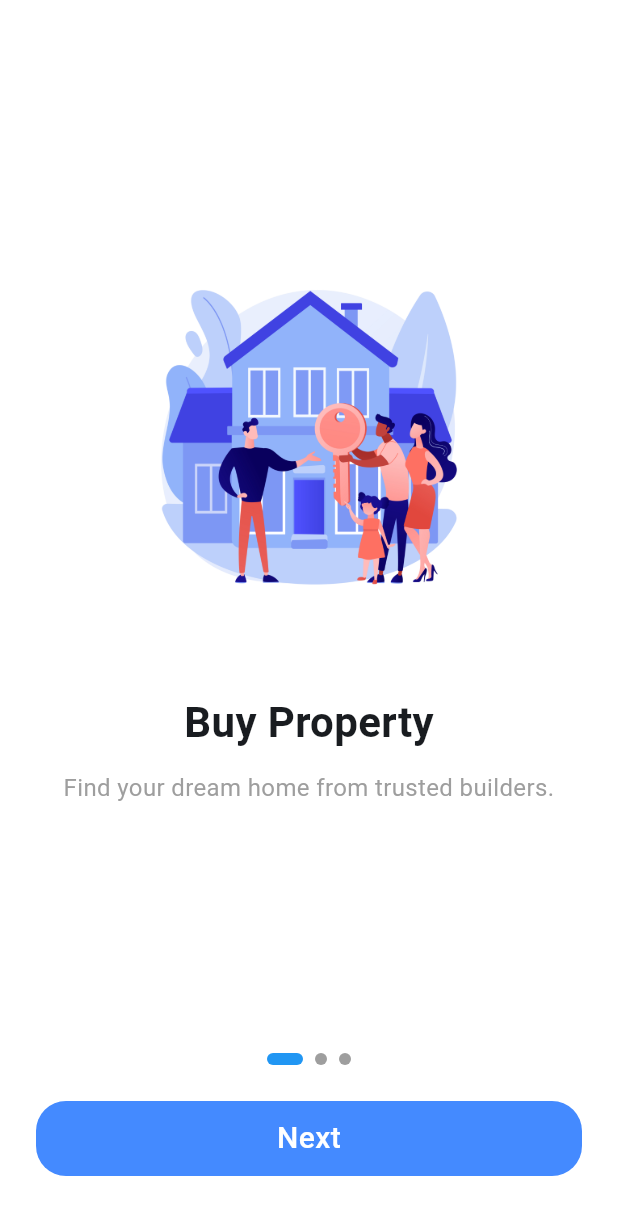
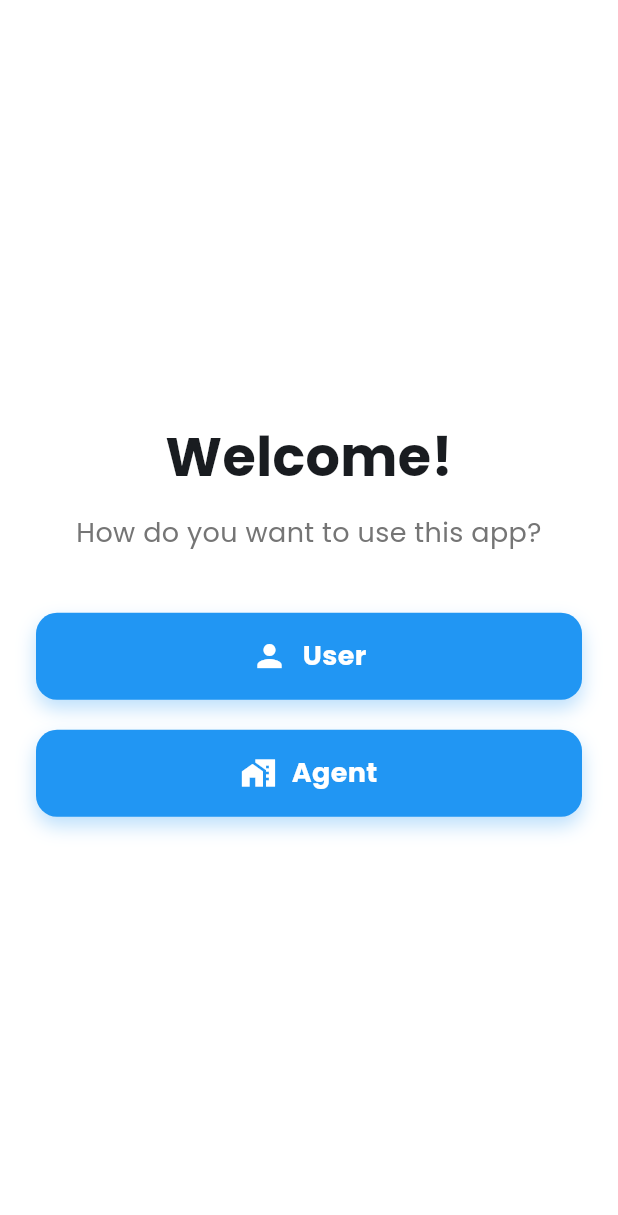
Before and after one commit to kalyanilandage2003/Real-estate-app, a Flutter app: the screen it shows after launch, on a phone screen of 412 x 824 dp. Shown: the top 1215 px of the screen. Run offline on Flutter 3.47's test engine with Material 3 defaults, Android fonts, the phone set to English and light mode, and no system bars; our stand-ins replace cloud_firestore, firebase_auth, firebase_core, google_fonts, shared_preferences; accounts and stored records are empty.

Commit message:
role selection added

```diff
--- a/lib/main.dart
+++ b/lib/main.dart
@@ -1,7 +1,6 @@
 import 'package:firebase_core/firebase_core.dart';
 import 'package:flutter/material.dart';
 import 'package:ghar_for_sale/controller/share_pref.dart';
-import 'package:ghar_for_sale/view/screens/bottom_navigation_screen.dart';
 import 'package:ghar_for_sale/view/screens/splash_screen.dart';
 
 void main() async {
--- a/lib/view/screens/login_screen.dart
+++ b/lib/view/screens/login_screen.dart
@@ -190,7 +190,8 @@ import 'package:ghar_for_sale/widgets/custom_snackbar.dart';
 import 'package:ghar_for_sale/widgets/custom_textfield.dart';
 
 class LoginScreen extends StatefulWidget {
-  const LoginScreen({super.key});
+  final String role;
+  const LoginScreen({super.key, required this.role});
 
   @override
   State<LoginScreen> createState() => _LoginScreenState();
@@ -287,7 +288,8 @@ class _LoginScreenState extends State<LoginScreen> {
                     style: TextStyle(fontSize: 18, color: blueGrey),
                   ),
                   GestureDetector(
-                    onTap: () => goToPush(context, const SignUpScreen()),
+                    onTap: () =>
+                        goToPush(context, const SignUpScreen(role: 'user')),
                     child: Text(
                       "Signup",
                       style: TextStyle(
--- a/lib/view/screens/onboarding_screen.dart
+++ b/lib/view/screens/onboarding_screen.dart
@@ -85,7 +85,9 @@ class _OnboardingScreenState extends State<OnboardingScreen> {
                   if (currentIndex == pages.length - 1) {
                     Navigator.pushReplacement(
                       context,
-                      MaterialPageRoute(builder: (_) => const LoginScreen()),
+                      MaterialPageRoute(
+                        builder: (_) => const LoginScreen(role: 'user'),
+                      ),
                     );
                   } else {
                     _controller.nextPage(
--- /dev/null
+++ b/lib/view/screens/role_selection.dart
@@ -0,0 +1,178 @@
+import 'package:flutter/material.dart';
+import 'package:ghar_for_sale/view/screens/login_screen.dart';
+import 'package:google_fonts/google_fonts.dart';
+
+class RoleSelectionScreen extends StatefulWidget {
+  const RoleSelectionScreen({super.key});
+
+  @override
+  State<RoleSelectionScreen> createState() => _RoleSelectionScreenState();
+}
+
+class _RoleSelectionScreenState extends State<RoleSelectionScreen>
+    with SingleTickerProviderStateMixin {
+  late AnimationController _controller;
+  late Animation<double> _fadeAnimation;
+  late Animation<Offset> _slideAnimation;
+
+  @override
+  void initState() {
+    super.initState();
+    _controller = AnimationController(
+      vsync: this,
+      duration: const Duration(milliseconds: 800),
+    );
+
+    _fadeAnimation = Tween<double>(
+      begin: 0,
+      end: 1,
+    ).animate(CurvedAnimation(parent: _controller, curve: Curves.easeIn));
+
+    _slideAnimation = Tween<Offset>(
+      begin: const Offset(0, 0.2),
+      end: Offset.zero,
+    ).animate(CurvedAnimation(parent: _controller, curve: Curves.easeOut));
+
+    _controller.forward();
+  }
+
+  @override
+  void dispose() {
+    _controller.dispose();
+    super.dispose();
+  }
+
+  @override
+  Widget build(BuildContext context) {
+    return Scaffold(
+      backgroundColor: Colors.white,
+      body: FadeTransition(
+        opacity: _fadeAnimation,
+        child: SlideTransition(
+          position: _slideAnimation,
+          child: Center(
+            child: Padding(
+              padding: const EdgeInsets.all(24),
+              child: Column(
+                mainAxisAlignment: MainAxisAlignment.center,
+                children: [
+                  Text(
+                    "Welcome!",
+                    style: GoogleFonts.poppins(
+                      fontSize: 36,
+                      fontWeight: FontWeight.bold,
+                    ),
+                  ),
+                  const SizedBox(height: 12),
+                  Text(
+                    "How do you want to use this app?",
+                    textAlign: TextAlign.center,
+                    style: GoogleFonts.poppins(
+                      fontSize: 18,
+                      color: Colors.grey[600],
+                    ),
+                  ),
+                  const SizedBox(height: 40),
+
+                  AnimatedRoleButton(
+                    roleName: "User",
+                    icon: Icons.person,
+                    onTap: () {
+                      Navigator.push(
+                        context,
+                        MaterialPageRoute(
+                          builder: (_) => const LoginScreen(role: "User"),
+                        ),
+                      );
+                    },
+                  ),
+
+                  const SizedBox(height: 20),
+
+                  AnimatedRoleButton(
+                    roleName: "Agent",
+                    icon: Icons.home_work,
+                    onTap: () {
+                      Navigator.push(
+                        context,
+                        MaterialPageRoute(
+                          builder: (_) => const LoginScreen(role: "Agent"),
+                        ),
+                      );
+                    },
+                  ),
+                ],
+              ),
+            ),
+          ),
+        ),
+      ),
+    );
+  }
+}
+
+class AnimatedRoleButton extends StatefulWidget {
+  final String roleName;
+  final IconData icon;
+  final VoidCallback onTap;
+
+  const AnimatedRoleButton({
+    super.key,
+    required this.roleName,
+    required this.icon,
+    required this.onTap,
+  });
+
+  @override
+  State<AnimatedRoleButton> createState() => _AnimatedRoleButtonState();
+}
+
+class _AnimatedRoleButtonState extends State<AnimatedRoleButton> {
+  double _scale = 1.0;
+
+  @override
+  Widget build(BuildContext context) {
+    return GestureDetector(
+      onTapDown: (_) => setState(() => _scale = 0.95),
+      onTapUp: (_) {
+        setState(() => _scale = 1.0);
+        widget.onTap();
+      },
+      onTapCancel: () => setState(() => _scale = 1.0),
+      child: AnimatedScale(
+        scale: _scale,
+        duration: const Duration(milliseconds: 150),
+        child: Container(
+          width: double.infinity,
+          padding: const EdgeInsets.symmetric(vertical: 16),
+          decoration: BoxDecoration(
+            color: Colors.blue,
+            borderRadius: BorderRadius.circular(14),
+            boxShadow: [
+              BoxShadow(
+                color: Colors.blue.withOpacity(0.3),
+                blurRadius: 10,
+                offset: const Offset(0, 6),
+              ),
+            ],
+          ),
+          child: Row(
+            mainAxisAlignment: MainAxisAlignment.center,
+            children: [
+              Icon(widget.icon, color: Colors.white),
+              const SizedBox(width: 10),
+              Text(
+                widget.roleName,
+                style: GoogleFonts.poppins(
+                  fontSize: 18,
+                  fontWeight: FontWeight.bold,
+                  color: Colors.white,
+                ),
+              ),
+            ],
+          ),
+        ),
+      ),
+    );
+  }
+}
--- a/lib/view/screens/signup_screen.dart
+++ b/lib/view/screens/signup_screen.dart
@@ -10,7 +10,8 @@ import 'package:ghar_for_sale/widgets/custom_snackbar.dart';
 import 'package:ghar_for_sale/widgets/custom_textfield.dart';
 
 class SignUpScreen extends StatelessWidget {
-  const SignUpScreen({super.key});
+  final String role; // user or guide
+  const SignUpScreen({super.key, required this.role});
 
   @override
   Widget build(BuildContext context) {
@@ -116,7 +117,7 @@ class _UserSignUpTabState extends State<UserSignUpTab> {
           bgColor: green,
         );
 
-        goToPushReplacement(context, LoginScreen());
+        goToPushReplacement(context, LoginScreen(role: 'user'));
       } on FirebaseAuthException catch (error) {
         log(" Error Code: ${error.code}");
         log("Error Message: ${error.message}");
@@ -237,7 +238,8 @@ class _UserSignUpTabState extends State<UserSignUpTab> {
                 style: TextStyle(fontSize: 18, color: blueGrey),
               ),
               GestureDetector(
-                onTap: () => goToPushReplacement(context, LoginScreen()),
+                onTap: () =>
+                    goToPushReplacement(context, LoginScreen(role: 'user')),
                 child: Text(
                   "Login",
                   style: TextStyle(
@@ -356,7 +358,7 @@ class _ArchitectSignUpTabState extends State<ArchitectSignUpTab> {
         eduDegController.clear();
 
         ///Pop the page
-        goToPushReplacement(context, LoginScreen());
+        goToPushReplacement(context, LoginScreen(role: 'agent'));
 
         CustomSnackbar().showCustomSnackbar(
           context,
@@ -509,7 +511,8 @@ class _ArchitectSignUpTabState extends State<ArchitectSignUpTab> {
                 style: TextStyle(fontSize: 18, color: blueGrey),
               ),
               GestureDetector(
-                onTap: () => goToPushReplacement(context, LoginScreen()),
+                onTap: () =>
+                    goToPushReplacement(context, LoginScreen(role: 'user')),
                 child: Text(
                   "Login",
                   style: TextStyle(
--- a/pubspec.yaml
+++ b/pubspec.yaml
@@ -15,6 +15,7 @@ dependencies:
   cloud_firestore: ^6.1.0
   google_maps_flutter: ^2.14.0
   google_maps: ^8.2.0
+  google_fonts: ^6.3.3
 
 dev_dependencies:
   flutter_test:
```
Also changed, not shown: lib/agent/dashboard_controllers.dart (+4 -5 lines), lib/view/screens/splash_screen.dart (+15 -9 lines), pubspec.lock, 2 other files.
